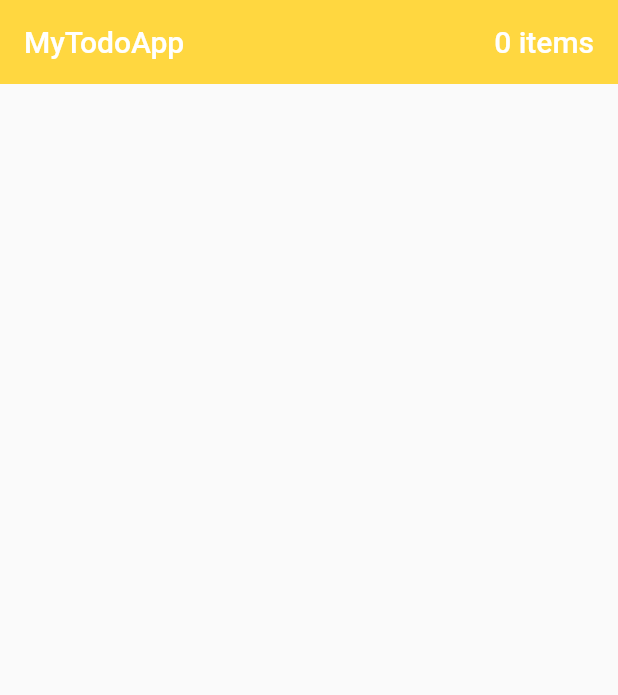
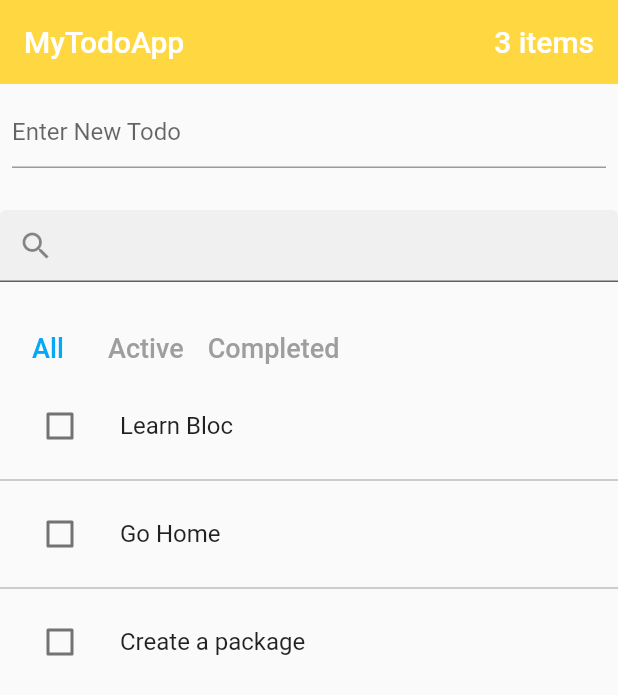
Before and after one commit to Bostigger/babing_blocubit, a Flutter app: the screen it shows after launch, on a phone screen of 412 x 824 dp. Shown: the top 695 px of the screen. Run offline on Flutter 3.47's test engine with Material 2 defaults, Android fonts, the phone set to English and light mode, and no system bars; our stand-ins replace bloc, equatable, flutter_bloc, hydrated_bloc.

Commit message:
added crud functionalites

```diff
--- a/lib/logic/cubit/filtered_todos/filtered_todos_cubit.dart
+++ b/lib/logic/cubit/filtered_todos/filtered_todos_cubit.dart
@@ -16,13 +16,20 @@ class FilteredTodosCubit extends Cubit<FilteredTodosState>{
   final TodoListCubit todosListCubit;
   final TodoSearchCubit todoSearchCubit;
   final TodoFilterCubit todoFilterCubit;
+  final List<Todo>initialFilteredTodos;
   late final StreamSubscription todoListSubscription;
   late  final StreamSubscription searchKeywordSubscription;
   late  final StreamSubscription filterSubscription;
-  FilteredTodosCubit(this.todosListCubit, this.todoSearchCubit, this.todoFilterCubit):super(FilteredTodosState.initial()){
-    searchKeywordSubscription = todoSearchCubit.stream.listen((TodoSearchState todoSearchState) {});
-    todoListSubscription = todosListCubit.stream.listen((TodoListState todoListState) {});
-    filterSubscription = todoFilterCubit.stream.listen((TodoFilterState todoFilterState) { });
+  FilteredTodosCubit(this.initialFilteredTodos,this.todosListCubit, this.todoSearchCubit, this.todoFilterCubit):super(FilteredTodosState(filteredTodos: initialFilteredTodos)){
+    searchKeywordSubscription = todoSearchCubit.stream.listen((TodoSearchState todoSearchState) {
+      getFilteredTodos();
+    });
+    todoListSubscription = todosListCubit.stream.listen((TodoListState todoListState) {
+      getFilteredTodos();
+    });
+    filterSubscription = todoFilterCubit.stream.listen((TodoFilterState todoFilterState) {
+      getFilteredTodos();
+    });
   }
 
   void getFilteredTodos(){
@@ -44,6 +51,7 @@ class FilteredTodosCubit extends Cubit<FilteredTodosState>{
     if(todoSearchCubit.state.searchItem.isNotEmpty){
       _filteredTodos = _filteredTodos.where((Todo todo) => todo.description.toLowerCase().contains(todoSearchCubit.state.searchItem)).toList();
     }
+
     emit(state.copyWith(filteredTodos: _filteredTodos));
   }
 
--- a/lib/logic/cubit/todo_count/active_todo_count_cubit.dart
+++ b/lib/logic/cubit/todo_count/active_todo_count_cubit.dart
@@ -9,9 +9,10 @@ import '../todos/todo_list_state.dart';
 
 class ActiveTodoCountCubit extends Cubit<ActiveTodoCountState>{
   final TodoListCubit todoListCubit;
+  final totalActiveItems;
   int totalActiveTodos =0;
   late final StreamSubscription todoListSubscription;
-  ActiveTodoCountCubit(this.todoListCubit):super(ActiveTodoCountState.initial()){
+  ActiveTodoCountCubit(this.todoListCubit,this.totalActiveItems):super(ActiveTodoCountState(myTotalActiveTodos: totalActiveItems)){
     todoListSubscription = todoListCubit.stream.listen((TodoListState todoListState) {
       totalActiveTodos = todoListState.myTodos.where((Todo t) => !t.completed).toList().length; });
   }
--- a/lib/logic/cubit/todos/todo_list_cubit.dart
+++ b/lib/logic/cubit/todos/todo_list_cubit.dart
@@ -9,6 +9,7 @@ class TodoListCubit extends Cubit<TodoListState> {
     final newTodoItem = Todo(description: description);
     final updatedTodoList = [...state.myTodos,newTodoItem];
     emit(state.copyWith(myTodos: updatedTodoList));
+
   }
 
   void editTodo(String id, String newDescription){
@@ -33,9 +34,9 @@ class TodoListCubit extends Cubit<TodoListState> {
   }
 
   void removeTodoItem(Todo todo){
-    final updatedTodoList = state.myTodos;
-    updatedTodoList.where((Todo t) => t.id != todo.id).toList();
+    final updatedTodoList = state.myTodos.where((Todo t) => t.id != todo.id).toList();
     emit(state.copyWith(myTodos: updatedTodoList));
   }
 
+
 }
--- a/lib/logic/cubit/todos/todo_list_state.dart
+++ b/lib/logic/cubit/todos/todo_list_state.dart
@@ -10,7 +10,7 @@ class TodoListState extends Equatable {
     return  TodoListState(myTodos: [
       Todo(id: '1',description: 'Learn Bloc'),
       Todo(id: '2',description: 'Go Home'),
-      Todo(id: '3',description: 'Create a package', completed: true),
+      Todo(id: '3',description: 'Create a package'),
     ]);
   }
 
--- a/lib/main.dart
+++ b/lib/main.dart
@@ -50,8 +50,8 @@ class _MyAppState extends State<MyApp> {
           BlocProvider<TodoListCubit>(create: (context)=>TodoListCubit()),
           BlocProvider<TodoSearchCubit>(create: (context)=>TodoSearchCubit()),
           BlocProvider<TodoFilterCubit>(create: (context)=>TodoFilterCubit()),
-          BlocProvider<ActiveTodoCountCubit>(create: (context)=>ActiveTodoCountCubit(context.read<TodoListCubit>())),
-          BlocProvider<FilteredTodosCubit>(create: (context)=>FilteredTodosCubit(context.read<TodoListCubit>(),context.read<TodoSearchCubit>(),context.read<TodoFilterCubit>())),
+          BlocProvider<ActiveTodoCountCubit>(create: (context)=>ActiveTodoCountCubit(context.read<TodoListCubit>(),context.read<TodoListCubit>().state.myTodos.toList().length)),
+          BlocProvider<FilteredTodosCubit>(create: (context)=>FilteredTodosCubit(context.read<TodoListCubit>().state.myTodos,context.read<TodoListCubit>(),context.read<TodoSearchCubit>(),context.read<TodoFilterCubit>())),
         ], child:  MaterialApp(
             title: 'Todo App',
             debugShowCheckedModeBanner: false,
--- a/lib/presentation/routes/app_router.dart
+++ b/lib/presentation/routes/app_router.dart
@@ -1,7 +1,6 @@
 
 import 'package:flutter/cupertino.dart';
 import 'package:flutter/material.dart';
-import 'package:flutter_bloc/flutter_bloc.dart';
 
 import '../screens/todo_screen_page.dart';
 
--- a/lib/presentation/screens/todo_screen_page.dart
+++ b/lib/presentation/screens/todo_screen_page.dart
@@ -1,6 +1,11 @@
 import 'package:babing_cubit/logic/cubit/todo_count/active_todo_count_cubit.dart';
+import 'package:babing_cubit/logic/cubit/todos/todo_list_cubit.dart';
+import 'package:babing_cubit/presentation/widgets/search_filter_todo.dart';
 import 'package:flutter/material.dart';
 import 'package:flutter_bloc/flutter_bloc.dart';
+
+import '../widgets/create_todo.dart';
+import '../widgets/filtered_todo_list.dart';
 
 class TodoScreenPage extends StatelessWidget {
   const TodoScreenPage({Key? key}) : super(key: key);
@@ -12,15 +17,24 @@ class TodoScreenPage extends StatelessWidget {
         title:  Row(
           mainAxisAlignment: MainAxisAlignment.spaceBetween,
           children: [
-            Text("MyTodoApp"),
-            Text('${context.read<ActiveTodoCountCubit>().state.myTotalActiveTodos} items'),
+            const Text("MyTodoApp"),
+            Text('${context.watch<TodoListCubit>().state.myTodos.toList().length} items'),
           ],
-        )
-        ,
+        ),
         elevation: 0,
         centerTitle: true,
         backgroundColor: Colors.amberAccent,
       ),
+      body: SingleChildScrollView(
+        child: Column(
+          children: [
+            CreateTodo(),
+            SizedBox(height:20),
+            SearchAndFilterTodo(),
+            FilteredTodosList()
+          ],
+        ),
+      ),
     );
   }
 }
--- /dev/null
+++ b/lib/presentation/widgets/create_todo.dart
@@ -0,0 +1,38 @@
+import 'package:babing_cubit/logic/cubit/todos/todo_list_cubit.dart';
+import 'package:flutter/material.dart';
+import 'package:flutter_bloc/flutter_bloc.dart';
+
+import '../../logic/cubit/todo_count/active_todo_count_cubit.dart';
+
+class CreateTodo extends StatefulWidget {
+  const CreateTodo({Key? key}) : super(key: key);
+
+  @override
+  State<CreateTodo> createState() => _CreateTodoState();
+}
+
+class _CreateTodoState extends State<CreateTodo> {
+  TextEditingController todoController = TextEditingController();
+
+  @override
+  void dispose() {
+   todoController.dispose();
+  }
+  @override
+  Widget build(BuildContext context) {
+    return Padding(
+      padding: const EdgeInsets.all(8.0),
+      child: TextField(
+        controller: todoController,
+        decoration: InputDecoration(
+          hintText: 'Enter New Todo',
+        ),
+        onSubmitted: (String? todoItem){
+          if(todoItem != null && todoItem.trim().isNotEmpty){
+            context.read<TodoListCubit>().addTodo(todoItem);
+          }
+        },
+      ),
+    );
+  }
+}
--- /dev/null
+++ b/lib/presentation/widgets/filtered_todo_list.dart
@@ -0,0 +1,63 @@
+import 'package:babing_cubit/data/models/todo_model.dart';
+import 'package:babing_cubit/logic/cubit/filtered_todos/filtered_todos_cubit.dart';
+import 'package:babing_cubit/logic/cubit/todos/todo_list_cubit.dart';
+
+import 'package:flutter/material.dart';
+import 'package:flutter_bloc/flutter_bloc.dart';
+
+class FilteredTodosList extends StatelessWidget {
+  const FilteredTodosList({Key? key}) : super(key: key);
+
+  @override
+  Widget build(BuildContext context) {
+    final todos = context.read<FilteredTodosCubit>().state.filteredTodos;
+    print(todos);
+    return ListView.separated(
+      primary: false,
+      shrinkWrap: true,
+        separatorBuilder: (BuildContext context,int idx){
+          return Divider(color: Colors.grey,);
+        },
+        itemCount: todos.length,
+         itemBuilder: (BuildContext context,index){
+          return Dismissible(
+              key: ValueKey(todos[index].id),
+              background: showBackground(0),
+              secondaryBackground: showBackground(1),
+              onDismissed: (_){
+                context.read<TodoListCubit>().removeTodoItem(todos[index]);
+              },
+              child: TodoItem(todo: todos[index]));
+         },
+    );
+  }
+}
+Widget showBackground(int direction){
+  return Container(
+    margin: EdgeInsets.all(10),
+    padding: EdgeInsets.symmetric(horizontal: 20),
+    color: Colors.red,
+    alignment: direction==0?Alignment.centerLeft:Alignment.centerRight,
+    child: Text('Delete'),
+  );
+}
+class TodoItem extends StatefulWidget {
+  final Todo todo;
+  const TodoItem({Key? key, required this.todo}) : super(key: key);
+
+
+  @override
+  State<TodoItem> createState() => _TodoItemState();
+}
+
+class _TodoItemState extends State<TodoItem> {
+  @override
+  Widget build(BuildContext context) {
+    return ListTile(
+      leading: Checkbox(
+        value: widget.todo.completed, onChanged: (bool? value) {  },
+      ),
+      title: Text(widget.todo.description),
+    );
+  }
+}
--- /dev/null
+++ b/lib/presentation/widgets/search_filter_todo.dart
@@ -0,0 +1,63 @@
+import 'package:babing_cubit/data/models/todo_model.dart';
+import 'package:babing_cubit/logic/cubit/todo_filter/todo_filter_cubit.dart';
+import 'package:babing_cubit/logic/cubit/todo_search/todo_search_cubit.dart';
+import 'package:flutter/cupertino.dart';
+import 'package:flutter/material.dart';
+import 'package:flutter_bloc/flutter_bloc.dart';
+
+class SearchAndFilterTodo extends StatefulWidget {
+  const SearchAndFilterTodo({Key? key}) : super(key: key);
+
+  @override
+  State<SearchAndFilterTodo> createState() => _SearchAndFilterTodoState();
+}
+
+class _SearchAndFilterTodoState extends State<SearchAndFilterTodo> {
+  TextEditingController searchTextController = TextEditingController();
+
+  @override
+  void dispose() {
+    searchTextController.dispose();
+    // TODO: implement dispose
+    super.dispose();
+  }
+  @override
+  Widget build(BuildContext context) {
+    return Column(
+      children: [
+        TextField(
+          controller: searchTextController,
+          decoration: InputDecoration(
+            filled: true,
+            prefixIcon: Icon(Icons.search)
+          ),
+          onChanged: (String? searchText){
+            if(searchText != null){
+              context.read<TodoSearchCubit>().setSearchWord(searchText);
+            }
+          },
+        ),
+        SizedBox(height: 20,),
+        Row(
+          children: [
+            FilterButton(context,Filter.all),
+            FilterButton(context,Filter.active),
+            FilterButton(context,Filter.completed),
+          ],
+        )
+      ],
+    );
+  }
+}
+
+Widget FilterButton(BuildContext context,Filter filter){
+  return TextButton(onPressed: (){
+    context.read<TodoFilterCubit>().changeFilter(filter);
+  },
+      child: Text(filter==Filter.all ? 'All':filter==Filter.active?'Active':'Completed',
+        style: TextStyle(fontSize: 18,color: TextColor(context, filter)),));
+}
+Color TextColor(BuildContext context,Filter filter){
+  final currFilter = context.watch<TodoFilterCubit>().state.filter;
+  return currFilter==filter? Colors.lightBlue:Colors.grey;
+}
```
